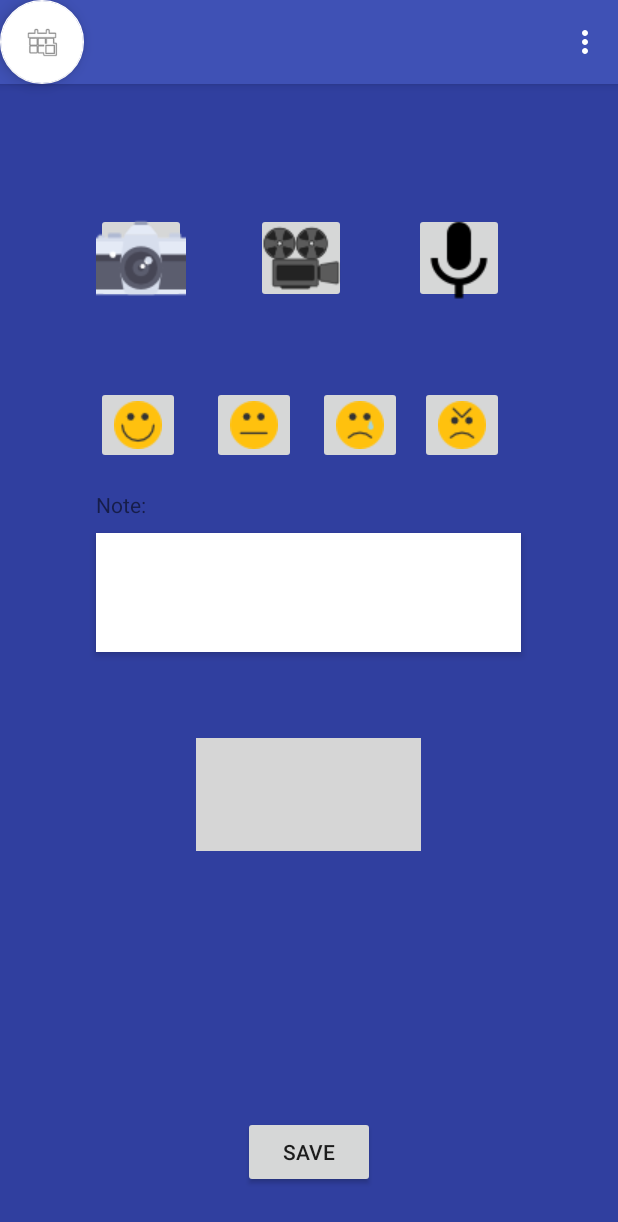
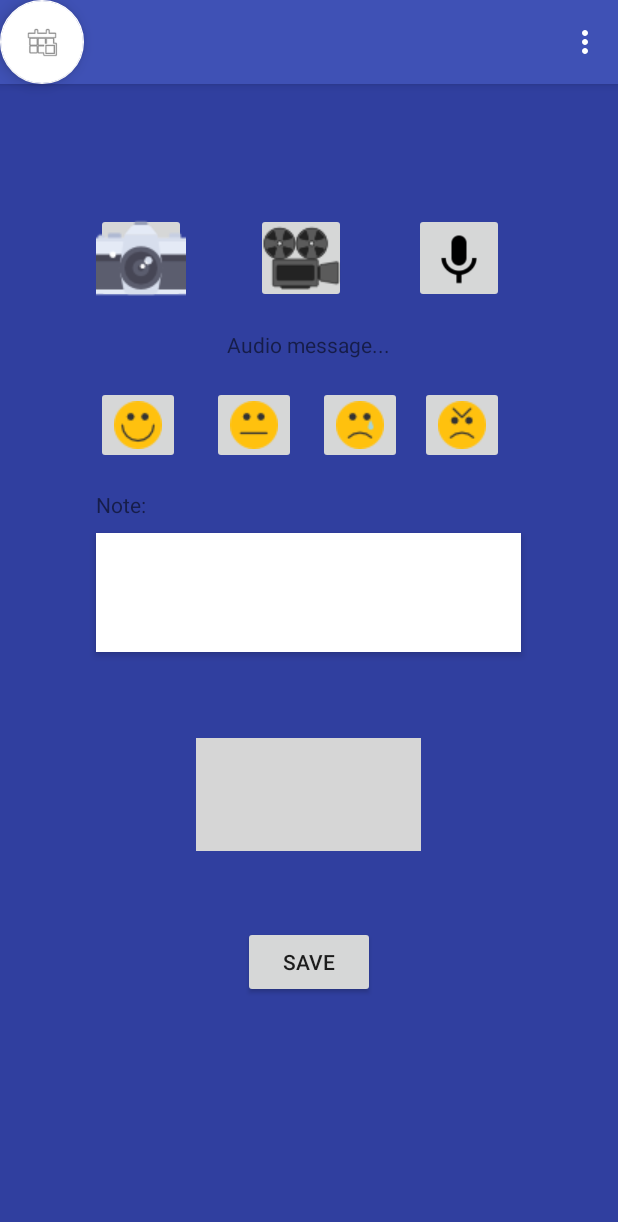
Before and after one commit to mairauss/Diarize, an Android app: the screen it shows after launch once a user with an empty profile is signed in (MainActivity1), on a phone screen of 412 x 824 dp. Shown: the top 1222 px of the screen. Run offline under Robolectric (Android 15) with nearby library versions, the phone set to English and light mode, and no system bars; our stand-ins replace Firebase (no records; nobody signed in at launch, a user with empty details on screens opened directly); grey boxes are pictures that could not be loaded.

Commit message:
Merge remote-tracking branch 'origin/master'
# Conflicts:
#	app/src/main/java/com/diarize/MainActivity.java

```diff
--- a/app/src/main/AndroidManifest.xml
+++ b/app/src/main/AndroidManifest.xml
@@ -36,4 +36,5 @@
     <uses-permission android:name="android.permission.INTERNET" />
     <uses-permission android:name="android.permission.RECORD_AUDIO" />
     <uses-permission android:name="android.permission.WRITE_EXTERNAL_STORAGE" />
+    <uses-permission android:name="android.permission.STORAGE" />
 </manifest>
--- a/app/src/main/res/layout/main_layout.xml
+++ b/app/src/main/res/layout/main_layout.xml
@@ -38,6 +38,15 @@
         app:fabSize="normal"
         app:srcCompat="@android:drawable/ic_menu_today" />
 
+
+    <ScrollView
+        android:layout_width="match_parent"
+        android:layout_height="match_parent">
+
+    <FrameLayout
+        android:layout_width="match_parent"
+        android:layout_height="match_parent">
+
     <RelativeLayout
         android:layout_width="match_parent"
         android:layout_height="match_parent">
@@ -73,6 +82,8 @@
             android:layout_alignEnd="@+id/addText"
             android:layout_alignTop="@+id/addPhoto"
             android:layout_marginEnd="11dp"
+            android:padding="10dip"
+            android:scaleType="fitCenter"
             app:srcCompat="@drawable/voice" />
 
         <ImageButton
@@ -149,7 +160,7 @@
             android:layout_marginTop="492dp"/>
 
         <TextView
-            android:id="@+id/textView6"
+            android:id="@+id/note"
             android:layout_width="wrap_content"
             android:layout_height="wrap_content"
             android:layout_alignStart="@+id/addText"
@@ -157,7 +168,17 @@
             android:layout_marginTop="17dp"
             android:text="Note:" />
 
+        <TextView
+            android:id="@+id/recordText"
+            android:layout_width="wrap_content"
+            android:layout_height="wrap_content"
+            android:layout_above="@+id/smile1"
+            android:layout_centerHorizontal="true"
+            android:layout_marginBottom="18dp"
+            android:text="Audio message..." />
+
     </RelativeLayout>
-
+</FrameLayout>
+</ScrollView>
 
 </android.support.design.widget.CoordinatorLayout>
```
Also changed, not shown: app/src/main/java/com/diarize/MainActivity.java (+28 -8 lines).
